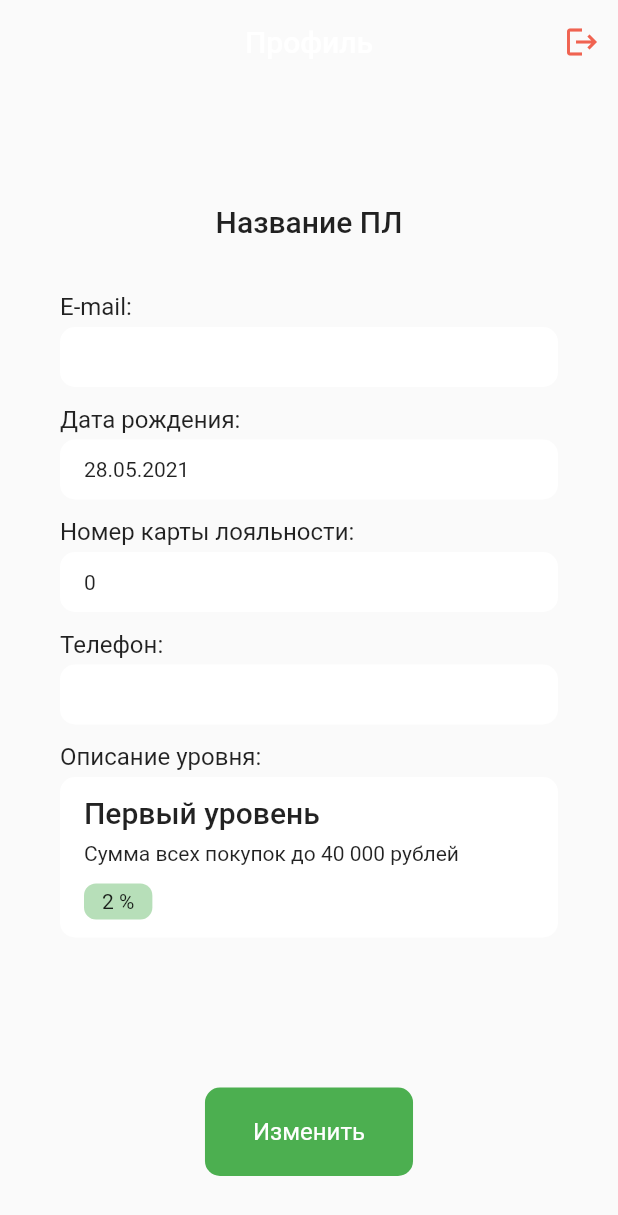
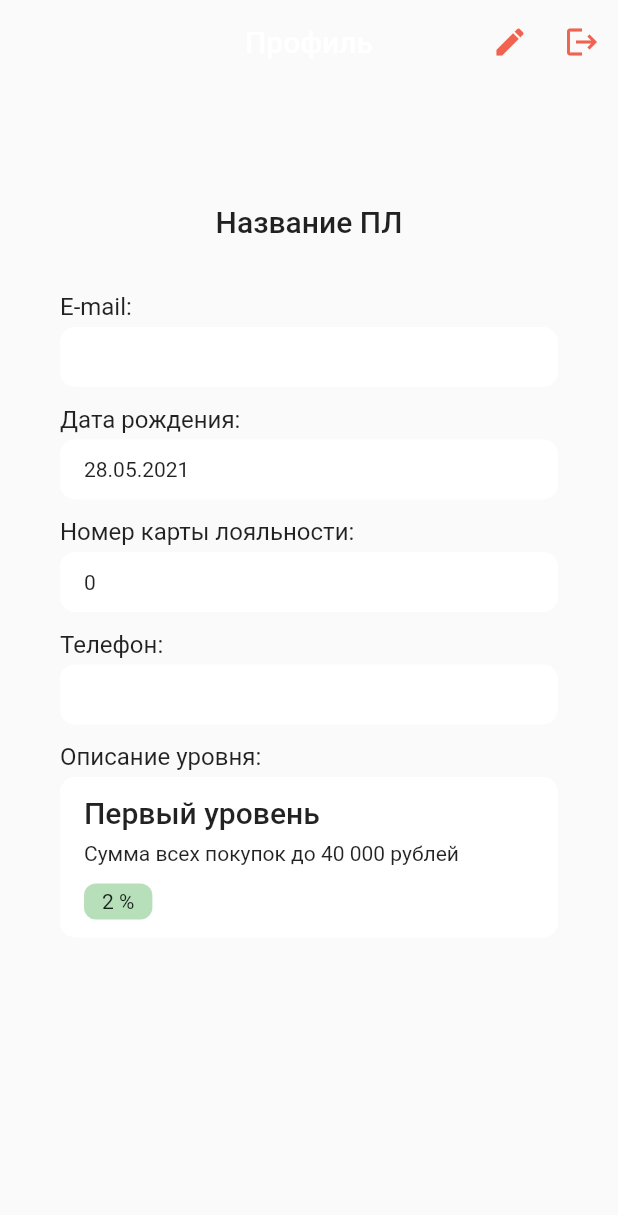
Before and after one commit to internetova/loyalty_program_app, a Flutter app: the ProfileScreen screen opened directly with empty values, on a phone screen of 412 x 824 dp. Shown: the top 1215 px of the screen. Run offline on Flutter 3.47's test engine with Material 2 defaults, Android fonts, the phone set to English and light mode, and no system bars; our stand-ins replace bloc, equatable, flutter_bloc, flutter_svg, moor, shared_preferences; accounts and stored records are empty; generated files the repository leaves out were written again.

Commit message:
тап по Название ПЛ, изменила кнопка Редактировать в профиле

```diff
--- /dev/null
+++ b/lib/ui/routes/about_program_route.dart
@@ -0,0 +1,16 @@
+import 'package:flutter/material.dart';
+import 'package:loyalty_program_app/data/models/user.dart';
+import 'package:loyalty_program_app/ui/screens/about_program_screen.dart';
+
+/// маршрут на страницуО программе
+class AboutProgramRoute {
+  AboutProgramRoute._();
+
+  static Future<Object?> goAboutProgramScreen(BuildContext context, User user) {
+    return Navigator.of(context).push(
+      MaterialPageRoute(
+        builder: (context) => AboutProgramScreen(user: user),
+      ),
+    );
+  }
+}
--- a/lib/ui/screens/profile_screen.dart
+++ b/lib/ui/screens/profile_screen.dart
@@ -5,11 +5,10 @@ import 'package:loyalty_program_app/bloc/settings_app/settings_app_cubit.dart';
 import 'package:loyalty_program_app/data/models/level.dart';
 import 'package:loyalty_program_app/data/models/user.dart';
 import 'package:loyalty_program_app/mocks.dart';
-import 'package:loyalty_program_app/ui/components/text_button_form.dart';
 import 'package:loyalty_program_app/ui/res/routes.dart';
 import 'package:loyalty_program_app/ui/res/sizes.dart';
 import 'package:loyalty_program_app/ui/res/strings.dart';
-import 'package:loyalty_program_app/ui/screens/about_program_screen.dart';
+import 'package:loyalty_program_app/ui/routes/about_program_route.dart';
 
 /// экран профиля
 class ProfileScreen extends StatelessWidget {
@@ -25,6 +24,14 @@ class ProfileScreen extends StatelessWidget {
         actions: [
           IconButton(
             onPressed: () {
+              // todo
+             print('edit');
+            },
+            icon: Icon(Icons.edit),
+            color: Theme.of(context).primaryColor,
+          ),
+          IconButton(
+            onPressed: () {
               _logout(context);
             },
             icon: Icon(Icons.logout),
@@ -32,9 +39,7 @@ class ProfileScreen extends StatelessWidget {
           ),
         ],
       ),
-      body: CustomScrollView(
-        slivers: [
-          SliverToBoxAdapter(
+      body: SingleChildScrollView(
             child: Column(
               crossAxisAlignment: CrossAxisAlignment.center,
               children: [
@@ -43,24 +48,6 @@ class ProfileScreen extends StatelessWidget {
               ],
             ),
           ),
-          SliverFillRemaining(
-            hasScrollBody: false,
-            child: Padding(
-              padding: const EdgeInsets.only(bottom: 40),
-              child: Align(
-                alignment: Alignment.bottomCenter,
-                child: TextButtonForm(
-                  isButtonEnabled: true,
-                  onPressed: () {
-                    print('Изменить');
-                  },
-                  title: AppStrings.buttonEdit,
-                ),
-              ),
-            ),
-          ),
-        ],
-      ),
     );
   }
 
@@ -98,7 +85,7 @@ class _BuildHeader extends StatelessWidget {
         ),
         GestureDetector(
           onTap: () {
-            _onPressedAboutProgram(context);
+            _onPressedAboutProgram(context, user);
           },
           child: Container(
             padding: EdgeInsets.all(20),
@@ -115,12 +102,8 @@ class _BuildHeader extends StatelessWidget {
   }
 
   /// тап по названию Программы
-  void _onPressedAboutProgram(BuildContext context) {
-    Navigator.of(context).push(
-      MaterialPageRoute(
-        builder: (context) => AboutProgramScreen(user: user),
-      ),
-    );
+  void _onPressedAboutProgram(BuildContext context, User user) {
+    AboutProgramRoute.goAboutProgramScreen(context, user);
   }
 }
 
```
Also changed, not shown: lib/ui/screens/cabinet_screen.dart (+17 -5 lines).
